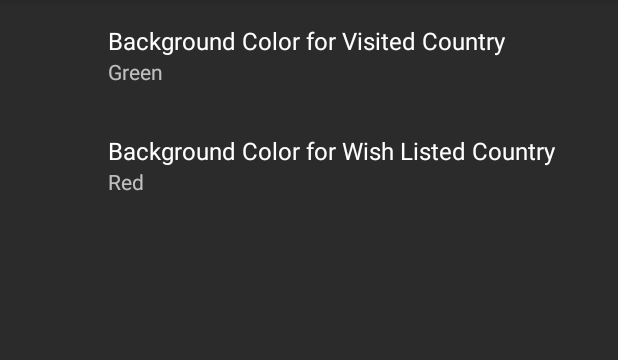
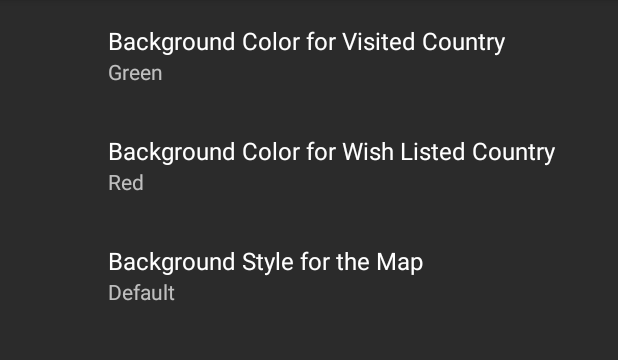
Before and after one commit to Cameron-Friel/final-project-vacation-planning, an Android app: the screen it shows after launch (SettingsActivity), after a tap on "Settings", on a phone screen of 412 x 824 dp, the part 84-444 px from its top. Run offline under Robolectric (Android 15) with nearby library versions, the phone set to English and light mode, and no system bars; our stand-ins replace androidx.preference; libraries missing offline, so code that uses them is left out: com.google.maps.android; 1 other tap on this screen came first.

```diff
--- a/app/src/main/java/cs492/vacationplanner/MapsActivity.java
+++ b/app/src/main/java/cs492/vacationplanner/MapsActivity.java
@@ -3,6 +3,7 @@ package cs492.vacationplanner;
 import android.content.Intent;
 import android.content.SharedPreferences;
 import android.content.res.Configuration;
+import android.content.res.Resources;
 import android.database.Cursor;
 import android.database.sqlite.SQLiteDatabase;
 import android.graphics.Color;
@@ -31,6 +32,7 @@ import com.google.android.gms.maps.OnMapReadyCallback;
 import com.google.android.gms.maps.SupportMapFragment;
 import com.google.android.gms.maps.UiSettings;
 import com.google.android.gms.maps.model.LatLng;
+import com.google.android.gms.maps.model.MapStyleOptions;
 import com.google.android.gms.maps.model.Marker;
 import com.google.android.gms.maps.model.MarkerOptions;
 import com.google.maps.android.data.Feature;
@@ -79,6 +81,8 @@ public class MapsActivity extends AppCompatActivity implements OnMapReadyCallbac
 
     private String visitedColor; //color of visited countries
     private String wishListColor; //color of wish listed countries
+
+    private int mapStyle; //style of the map on load
 
     @Override
     protected void onCreate(Bundle savedInstanceState) {
@@ -267,12 +271,10 @@ public class MapsActivity extends AppCompatActivity implements OnMapReadyCallbac
             {
                 GeoJsonPolygonStyle style = new GeoJsonPolygonStyle();
                 if(isVisited(borderData.get(i).name)) {
-                    //style.setFillColor(0xff00ff00); //Color of the visited overlays
                     style.setFillColor(getVisitedColor()); //color of the visited overlays
                     e.setProperty("Option", "Visited");
                 } else {
                     style.setFillColor(getWishListColor()); //color of the wish list overlays
-                    //style.setFillColor(0xffff0000); //Color of the wish list overlays
                     e.setProperty("Option", "Wish List");
                 }
                 style.setStrokeColor(0xff000000);
@@ -318,6 +320,17 @@ public class MapsActivity extends AppCompatActivity implements OnMapReadyCallbac
         }
         else { //color must be orange otherwise
             wishListColor = "ORANGE";
+        }
+
+        //find the preferred map style
+        if (sharedPreferences.getString(getString(R.string.pref_map_key), "").equals("Default")) {
+            mapStyle = R.raw.default_json;
+        }
+        else if (sharedPreferences.getString(getString(R.string.pref_map_key), "").equals("Retro")) {
+            mapStyle = R.raw.retro_json;
+        }
+        else if (sharedPreferences.getString(getString(R.string.pref_map_key), "").equals("Night")) {
+            mapStyle = R.raw.night_json;
         }
     }
 
@@ -467,6 +480,18 @@ public class MapsActivity extends AppCompatActivity implements OnMapReadyCallbac
         LatLng Corvallis = new LatLng(20, -60);
         mMap.moveCamera(CameraUpdateFactory.newLatLng(Corvallis));
 
+        try { //setup map style
+            boolean success = mMap.setMapStyle(
+                    MapStyleOptions.loadRawResourceStyle(
+                            this, mapStyle)); //load map argument to activity
+
+            if (!success) {
+                Log.e(TAG, "Style parsing failed.");
+            }
+        } catch (Resources.NotFoundException e) {
+            Log.e(TAG, "Can't find style. Error: ", e);
+        }
+
         // Implemented Zoom Controls to allow for easier navigation on the emulator
         UiSettings uiSettings = googleMap.getUiSettings();
         uiSettings.setZoomControlsEnabled(true);
@@ -510,8 +535,6 @@ public class MapsActivity extends AppCompatActivity implements OnMapReadyCallbac
 
         @Override
         public void onFeatureClick(Feature feature) {
-            //Log.d(TAG, feature.toString());
-            //Log.d(TAG,feature.getProperties().toString());
             countryClicked(feature.getProperty("Name"), feature.getProperty("Option"));
         }
     }
--- a/app/src/main/res/values/arrays.xml
+++ b/app/src/main/res/values/arrays.xml
@@ -17,4 +17,10 @@
         <item>Orange</item>
         <item>Purple</item>
     </string-array>
+
+    <string-array name="pref_map_entries">
+        <item>Default</item>
+        <item>Retro</item>
+        <item>Night</item>
+    </string-array>
 </resources>
--- a/app/src/main/res/values/strings.xml
+++ b/app/src/main/res/values/strings.xml
@@ -27,4 +27,8 @@
     <string name="pref_wish_list_key">pref_wish_list_key</string>
     <string name="pref_wish_list_title">Background Color for Wish Listed Country</string>
     <string name="pref_wish_list_default">Red</string>
+
+    <string name="pref_map_key">pref_map_key</string>
+    <string name="pref_map_title">Background Style for the Map</string>
+    <string name="pref_map_default">Default</string>
 </resources>
--- a/app/src/main/res/xml/prefs.xml
+++ b/app/src/main/res/xml/prefs.xml
@@ -17,4 +17,13 @@
         android:entries="@array/pref_wish_list_entries"
         android:entryValues="@array/pref_wish_list_entries"
         android:defaultValue="@string/pref_wish_list_default" />
+
+    <ListPreference
+        android:key="@string/pref_map_key"
+        android:title="@string/pref_map_title"
+        android:summary="%s"
+        android:dialogTitle="@string/pref_map_title"
+        android:entries="@array/pref_map_entries"
+        android:entryValues="@array/pref_map_entries"
+        android:defaultValue="@string/pref_map_default" />
 </PreferenceScreen>
```
Also changed, not shown: 4 other files.
